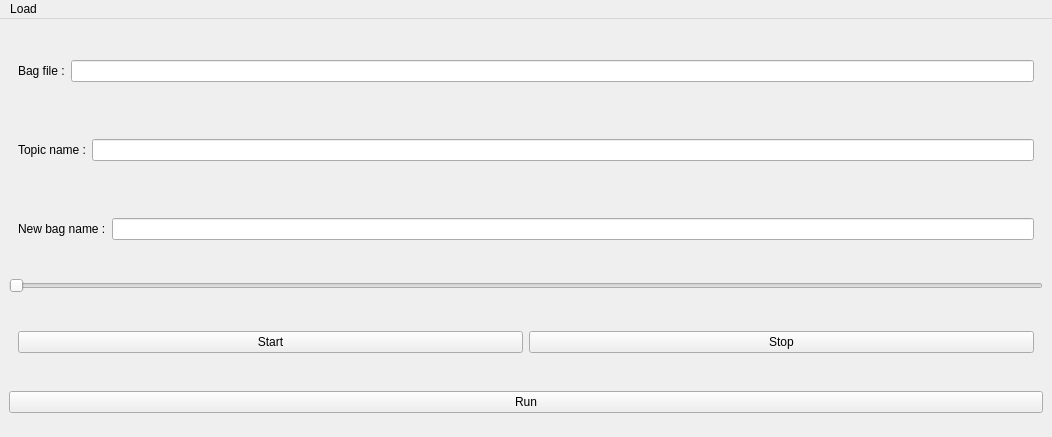
The window that rqt_manage_bag/resource/mainwindow.ui (sonia-auv/rqt_sonia_plugins) describes before a commit, drawn with Qt 5.
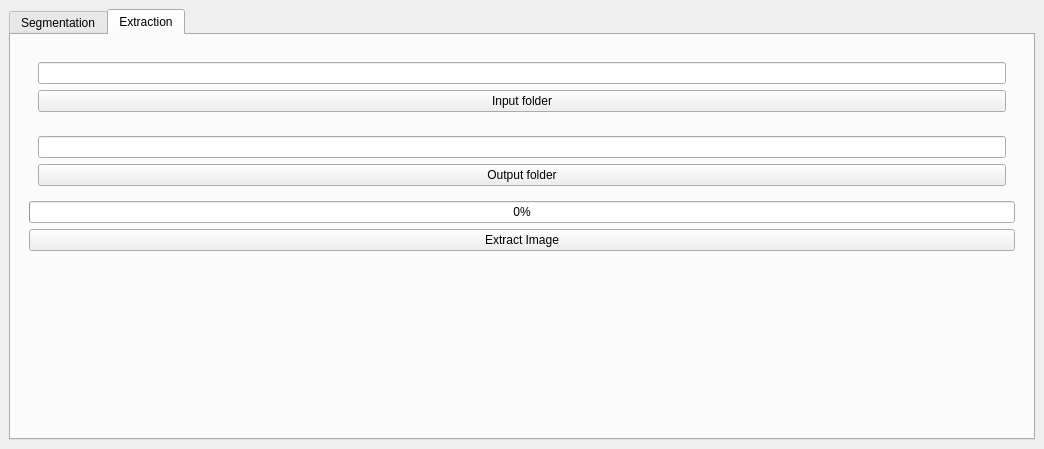
The same window after the commit. The open tabs and pages were chosen to show the change.

Commit message: bag manager amelioration

The edit to the form file:
```diff
--- a/rqt_manage_bag/resource/mainwindow.ui
+++ b/rqt_manage_bag/resource/mainwindow.ui
@@ -6,39 +6,65 @@
    <rect>
     <x>0</x>
     <y>0</y>
-    <width>1052</width>
-    <height>437</height>
+    <width>1044</width>
+    <height>449</height>
    </rect>
   </property>
   <property name="windowTitle">
-   <string>Mission Planning Tool</string>
+   <string>Bag Manager</string>
   </property>
   <widget class="QWidget" name="centralwidget">
    <layout class="QVBoxLayout" name="verticalLayout">
     <item>
-     <widget class="QWidget" name="widget" native="true">
-      <property name="maximumSize">
-       <size>
-        <width>16777215</width>
-        <height>60</height>
-       </size>
+     <widget class="QTabWidget" name="tabWidget">
+      <property name="toolTip">
+       <string>&lt;html&gt;&lt;head/&gt;&lt;body&gt;&lt;p&gt;sdsd&lt;/p&gt;&lt;/body&gt;&lt;/html&gt;</string>
       </property>
+      <property name="whatsThis">
+       <string>&lt;html&gt;&lt;head/&gt;&lt;body&gt;&lt;p&gt;asdfas&lt;/p&gt;&lt;/body&gt;&lt;/html&gt;</string>
+      </property>
+      <property name="currentIndex">
+       <number>0</number>
+      </property>
+      <widget class="QWidget" name="Segmentation">
+       <attribute name="title">
+        <string>Segmentation</string>
+       </attribute>
+       <layout class="QVBoxLayout" name="verticalLayout_3">
+        <item>
+         <widget class="QWidget" name="widget_4" native="true">
       <layout class="QHBoxLayout" name="horizontalLayout">
        <item>
-        <widget class="QLabel" name="label">
-         <property name="maximumSize">
-          <size>
-           <width>70</width>
-           <height>30</height>
-          </size>
-         </property>
+            <widget class="QWidget" name="widget_5" native="true">
+             <layout class="QVBoxLayout" name="verticalLayout_5">
+              <item>
+               <widget class="QLineEdit" name="inputBag"/>
+              </item>
+              <item>
+               <widget class="QPushButton" name="selectInputBag">
          <property name="text">
-          <string>Bag file :</string>
+                 <string>Select input bag file</string>
          </property>
         </widget>
        </item>
+             </layout>
+            </widget>
+           </item>
        <item>
-        <widget class="QLineEdit" name="BagName"/>
+            <widget class="QWidget" name="widget" native="true">
+             <layout class="QVBoxLayout" name="verticalLayout_4">
+              <item>
+               <widget class="QLineEdit" name="outputFolder"/>
+              </item>
+              <item>
+               <widget class="QPushButton" name="selectOuputFolder">
+                <property name="text">
+                 <string>Select output folder</string>
+                </property>
+               </widget>
+              </item>
+             </layout>
+            </widget>
        </item>
       </layout>
      </widget>
@@ -60,37 +86,7 @@
         </widget>
        </item>
        <item>
-        <widget class="QLineEdit" name="TopicName">
-         <property name="text">
-          <string/>
-         </property>
-        </widget>
-       </item>
-      </layout>
-     </widget>
-    </item>
-    <item>
-     <widget class="QWidget" name="widget_3" native="true">
-      <property name="maximumSize">
-       <size>
-        <width>16777215</width>
-        <height>60</height>
-       </size>
-      </property>
-      <layout class="QHBoxLayout" name="horizontalLayout_3">
-       <item>
-        <widget class="QLabel" name="label_newbag">
-         <property name="text">
-          <string>New bag name :</string>
-         </property>
-        </widget>
-       </item>
-       <item>
-        <widget class="QLineEdit" name="NewBagName">
-         <property name="text">
-          <string/>
-         </property>
-        </widget>
+            <widget class="QComboBox" name="topicName"/>
        </item>
       </layout>
      </widget>
@@ -116,26 +112,16 @@
         <height>60</height>
        </size>
       </property>
-      <layout class="QHBoxLayout" name="horizontalLayout_7">
+          <layout class="QVBoxLayout" name="verticalLayout_2">
        <item>
-        <widget class="QPushButton" name="StartpushButton">
+            <widget class="QPushButton" name="startStopPushButton">
          <property name="text">
           <string>Start</string>
          </property>
         </widget>
        </item>
        <item>
-        <widget class="QPushButton" name="StoppushButton">
-         <property name="text">
-          <string>Stop</string>
-         </property>
-        </widget>
-       </item>
-      </layout>
-     </widget>
-    </item>
-    <item>
-     <widget class="QPushButton" name="RunpushButton">
+            <widget class="QPushButton" name="runPushButton">
       <property name="text">
        <string>Run</string>
       </property>
@@ -143,25 +129,126 @@
     </item>
    </layout>
   </widget>
-  <widget class="QMenuBar" name="menubar">
-   <property name="geometry">
-    <rect>
-     <x>0</x>
-     <y>0</y>
-     <width>1052</width>
-     <height>25</height>
-    </rect>
-   </property>
-   <widget class="QMenu" name="menuFile">
-    <property name="title">
-     <string>Load</string>
-    </property>
-    <addaction name="separator"/>
-    <addaction name="separator"/>
-    <addaction name="separator"/>
-    <addaction name="actionLoad_bag_File"/>
-   </widget>
-   <addaction name="menuFile"/>
+        </item>
+        <item>
+         <widget class="QWidget" name="widget_3" native="true">
+          <property name="maximumSize">
+           <size>
+            <width>16777215</width>
+            <height>60</height>
+           </size>
+          </property>
+          <layout class="QHBoxLayout" name="horizontalLayout_3">
+           <item>
+            <widget class="QLabel" name="label_newbag">
+             <property name="text">
+              <string>Object Name</string>
+             </property>
+            </widget>
+           </item>
+           <item>
+            <widget class="QLineEdit" name="nameObject"/>
+           </item>
+           <item>
+            <widget class="QPushButton" name="saveBagButton">
+             <property name="text">
+              <string>Save Bag</string>
+             </property>
+            </widget>
+           </item>
+          </layout>
+         </widget>
+        </item>
+        <item>
+         <spacer name="verticalSpacer">
+          <property name="orientation">
+           <enum>Qt::Vertical</enum>
+          </property>
+          <property name="sizeHint" stdset="0">
+           <size>
+            <width>20</width>
+            <height>40</height>
+           </size>
+          </property>
+         </spacer>
+        </item>
+       </layout>
+      </widget>
+      <widget class="QWidget" name="Extraction">
+       <attribute name="title">
+        <string>Extraction</string>
+       </attribute>
+       <layout class="QHBoxLayout" name="horizontalLayout_4">
+        <item>
+         <widget class="QWidget" name="widget_9" native="true">
+          <layout class="QVBoxLayout" name="verticalLayout_8">
+           <item>
+            <widget class="QWidget" name="widget_6" native="true">
+             <layout class="QVBoxLayout" name="verticalLayout_6">
+              <item>
+               <widget class="QLineEdit" name="inputNameExtract"/>
+              </item>
+              <item>
+               <widget class="QPushButton" name="inputFolderExtract">
+                <property name="text">
+                 <string>Input folder</string>
+                </property>
+               </widget>
+              </item>
+             </layout>
+            </widget>
+           </item>
+           <item>
+            <widget class="QWidget" name="widget_8" native="true">
+             <layout class="QVBoxLayout" name="verticalLayout_7">
+              <item>
+               <widget class="QLineEdit" name="outNameExtract"/>
+              </item>
+              <item>
+               <widget class="QPushButton" name="outFolderExtract">
+                <property name="text">
+                 <string>Output folder</string>
+                </property>
+               </widget>
+              </item>
+             </layout>
+            </widget>
+           </item>
+           <item>
+            <widget class="QProgressBar" name="progressBar">
+             <property name="value">
+              <number>0</number>
+             </property>
+            </widget>
+           </item>
+           <item>
+            <widget class="QPushButton" name="extracButton">
+             <property name="text">
+              <string>Extract Image</string>
+             </property>
+            </widget>
+           </item>
+           <item>
+            <spacer name="verticalSpacer_2">
+             <property name="orientation">
+              <enum>Qt::Vertical</enum>
+             </property>
+             <property name="sizeHint" stdset="0">
+              <size>
+               <width>20</width>
+               <height>40</height>
+              </size>
+             </property>
+            </spacer>
+           </item>
+          </layout>
+         </widget>
+        </item>
+       </layout>
+      </widget>
+     </widget>
+    </item>
+   </layout>
   </widget>
   <action name="actionSave_as_local">
    <property name="text">
```
Lines whose indentation alone changed are shown as unchanged. The commit also changes 1 other file.
